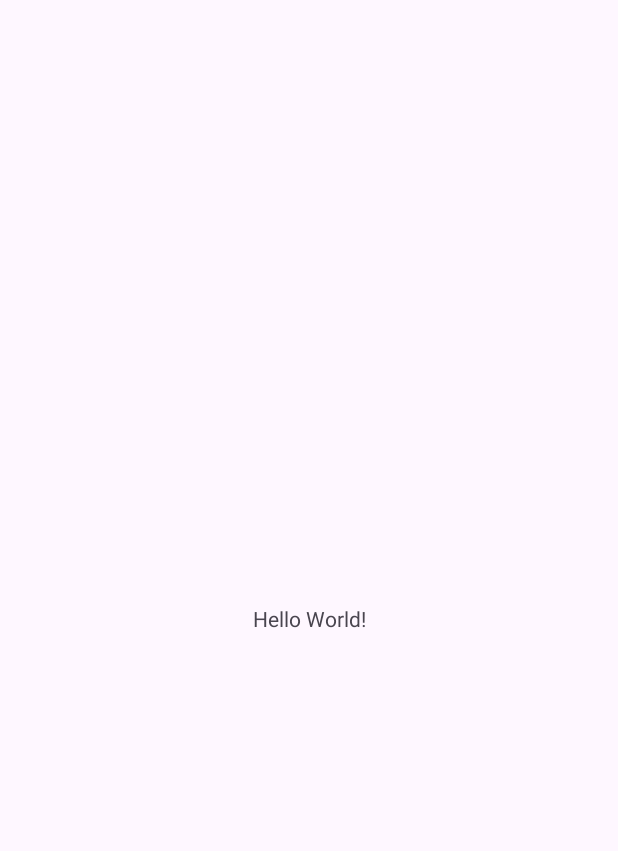
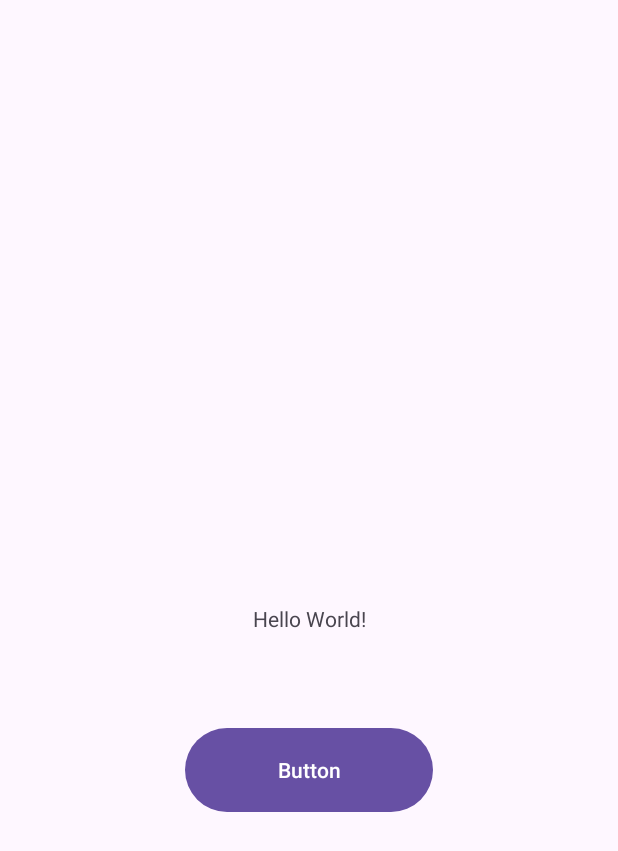
Before and after one commit to tus-source/tusharapppppp, an Android app: the screen it shows after launch (MainActivity), on a phone screen of 412 x 824 dp. Before the commit the part shown is almost empty. Shown: the top 851 px of the screen. Run offline under Robolectric (Android 15) with nearby library versions, the phone set to English and light mode, and no system bars.

Commit message:
added button

```diff
--- a/app/src/main/res/layout/activity_main.xml
+++ b/app/src/main/res/layout/activity_main.xml
@@ -8,6 +8,7 @@
     tools:context=".MainActivity">
 
     <TextView
+        android:id="@+id/textView"
         android:layout_width="wrap_content"
         android:layout_height="wrap_content"
         android:text="Hello World!"
@@ -16,4 +17,18 @@
         app:layout_constraintStart_toStartOf="parent"
         app:layout_constraintTop_toTopOf="parent" />
 
+    <Button
+        android:id="@+id/button"
+        android:layout_width="165dp"
+        android:layout_height="64dp"
+        android:layout_marginStart="123dp"
+        android:layout_marginTop="36dp"
+        android:layout_marginEnd="123dp"
+        android:layout_marginBottom="255dp"
+        android:text="Button"
+        app:layout_constraintBottom_toBottomOf="parent"
+        app:layout_constraintEnd_toEndOf="parent"
+        app:layout_constraintStart_toStartOf="parent"
+        app:layout_constraintTop_toBottomOf="@+id/textView" />
+
 </androidx.constraintlayout.widget.ConstraintLayout>
```
